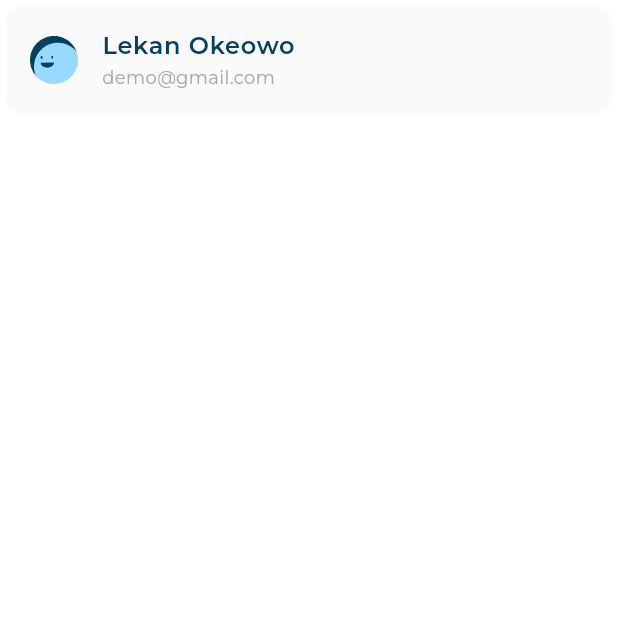
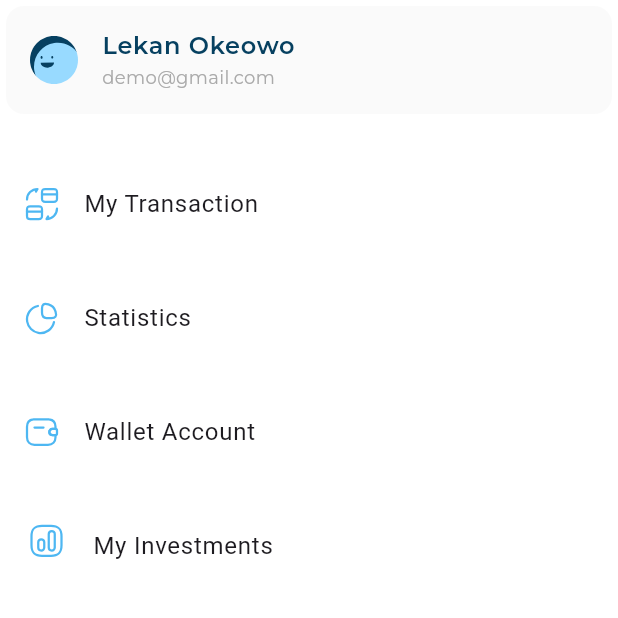
Before and after one commit to ahmedhassan456/responsive_dash_board, a Flutter app: the DashboardTesktopLayout screen opened directly, on a phone screen of 412 x 824 dp, the top half of it. Run offline on Flutter 3.47's test engine with Material 3 defaults, Android fonts, the phone set to English and light mode, and no system bars; our stand-ins replace flutter_svg; project files that could hold a hidden picture were left out.

Commit message:
create drawer list

```diff
--- /dev/null
+++ b/lib/models/drawer_item_mode.dart
@@ -0,0 +1,7 @@
+class DrawerItemModel
+{
+  final String title;
+  final String icon;
+
+  const DrawerItemModel({required this.title, required this.icon});
+}
--- a/lib/widgets/custom_drawer_widget.dart
+++ b/lib/widgets/custom_drawer_widget.dart
@@ -1,9 +1,11 @@
 import 'package:flutter/material.dart';
 import 'package:reponsive_dash_board/utils/app_images.dart';
 import 'package:reponsive_dash_board/widgets/custom_list_tile.dart';
+import 'package:reponsive_dash_board/widgets/drawer_list_widget.dart';
 
 class CustomDrawerWidget extends StatelessWidget {
   const CustomDrawerWidget({super.key});
+
 
   @override
   Widget build(BuildContext context) {
@@ -16,6 +18,8 @@ class CustomDrawerWidget extends StatelessWidget {
             title: 'Lekan Okeowo',
             subtitle: 'demo@gmail.com',
           ),
+          SizedBox(height: 8.0,),
+          DrawerListView(),
         ],
       ),
     );
--- /dev/null
+++ b/lib/widgets/drawer_item_widget.dart
@@ -0,0 +1,19 @@
+import 'package:flutter/material.dart';
+import 'package:flutter_svg/flutter_svg.dart';
+import 'package:reponsive_dash_board/models/drawer_item_mode.dart';
+
+class DrawerListItemWidget extends StatelessWidget {
+  const DrawerListItemWidget({super.key, required this.drawerItemModel});
+
+  final DrawerItemModel drawerItemModel;
+  @override
+  Widget build(BuildContext context) {
+    return Padding(
+      padding: const EdgeInsets.only(top: 20.0),
+      child: ListTile(
+        title: Text(drawerItemModel.title),
+        leading: SvgPicture.asset(drawerItemModel.icon),
+      ),
+    );
+  }
+}
--- /dev/null
+++ b/lib/widgets/drawer_list_widget.dart
@@ -0,0 +1,36 @@
+import 'package:flutter/material.dart';
+import 'package:reponsive_dash_board/models/drawer_item_mode.dart';
+import 'package:reponsive_dash_board/utils/app_images.dart';
+import 'package:reponsive_dash_board/widgets/drawer_item_widget.dart';
+
+class DrawerListView extends StatelessWidget {
+  const DrawerListView({super.key});
+
+  static const List<DrawerItemModel> items = [
+    DrawerItemModel(
+      title: 'My Transaction',
+      icon: Assets.imagesTransaction,
+    ),
+    DrawerItemModel(
+      title: 'Statistics',
+      icon: Assets.imagesStatistics,
+    ),
+    DrawerItemModel(
+      title: 'Wallet Account',
+      icon: Assets.imagesWallet,
+    ),
+    DrawerItemModel(
+      title: 'My Investments',
+      icon: Assets.imagesInvestment,
+    ),
+  ];
+  @override
+  Widget build(BuildContext context) {
+    return ListView.builder(
+      shrinkWrap: true,
+      physics: const NeverScrollableScrollPhysics(),
+      itemBuilder: (context, index) => DrawerListItemWidget(drawerItemModel: items[index]),
+      itemCount: items.length,
+    );
+  }
+}
```
